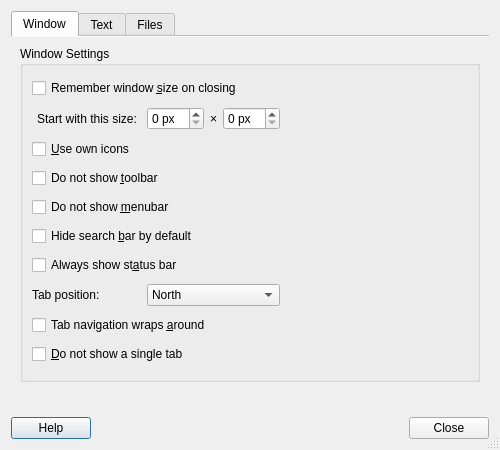
The window that featherpad/predDialog.ui (vecnathewhisperd0/FeatherPad) describes before a commit, drawn with Qt 5.
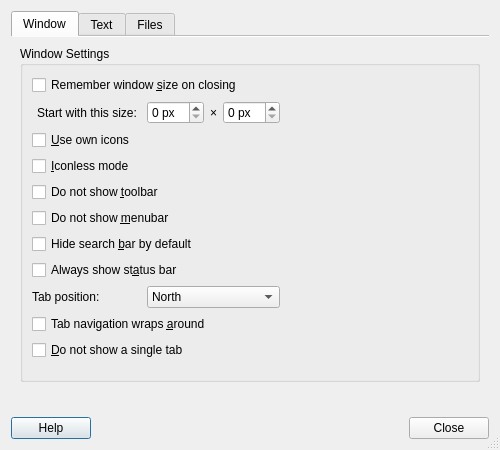
The same window after the commit. Icons and pictures are not drawn.

Commit message: Added an iconless mode

```diff
--- a/featherpad/predDialog.ui
+++ b/featherpad/predDialog.ui
@@ -119,13 +119,28 @@
            </widget>
           </item>
           <item row="3" column="0" colspan="4">
+           <widget class="QCheckBox" name="iconlessBox">
+            <property name="toolTip">
+             <string>No icons in the main window and its menus.
+
+KDE may have a bug that disables search and
+replace shortcuts with the iconless mode.
+
+Needs application restart to take effect.</string>
+            </property>
+            <property name="text">
+             <string>&amp;Iconless mode</string>
+            </property>
+           </widget>
+          </item>
+          <item row="4" column="0" colspan="4">
            <widget class="QCheckBox" name="toolbarBox">
             <property name="text">
              <string>Do not show &amp;toolbar</string>
             </property>
            </widget>
           </item>
-          <item row="4" column="0" colspan="4">
+          <item row="5" column="0" colspan="4">
            <widget class="QCheckBox" name="menubarBox">
             <property name="toolTip">
              <string>If the menubar is hidden,
@@ -136,21 +151,21 @@
             </property>
            </widget>
           </item>
-          <item row="5" column="0" colspan="4">
+          <item row="6" column="0" colspan="4">
            <widget class="QCheckBox" name="searchbarBox">
             <property name="text">
              <string>Hide search &amp;bar by default</string>
             </property>
            </widget>
           </item>
-          <item row="6" column="0" colspan="4">
+          <item row="7" column="0" colspan="4">
            <widget class="QCheckBox" name="statusBox">
             <property name="text">
              <string>Always show st&amp;atus bar</string>
             </property>
            </widget>
           </item>
-          <item row="7" column="0">
+          <item row="8" column="0">
            <widget class="QLabel" name="tabLabel">
             <property name="toolTip">
              <string>Will take effect after closing this dialog.</string>
@@ -160,7 +175,7 @@
             </property>
            </widget>
           </item>
-          <item row="7" column="1" colspan="3">
+          <item row="8" column="1" colspan="3">
            <widget class="QComboBox" name="tabCombo">
             <property name="toolTip">
              <string>Will take effect after closing this dialog.</string>
@@ -187,7 +202,7 @@
             </item>
            </widget>
           </item>
-          <item row="8" column="0" colspan="4">
+          <item row="9" column="0" colspan="4">
            <widget class="QCheckBox" name="tabBox">
             <property name="toolTip">
              <string>This means that, for LTR, Alt+Right goes to the first tab
@@ -200,7 +215,7 @@
             </property>
            </widget>
           </item>
-          <item row="9" column="0" colspan="4">
+          <item row="10" column="0" colspan="4">
            <widget class="QCheckBox" name="singleTabBox">
             <property name="toolTip">
              <string>If this is checked, not only you will lose the informative
```
The commit also changes 15 other files.
